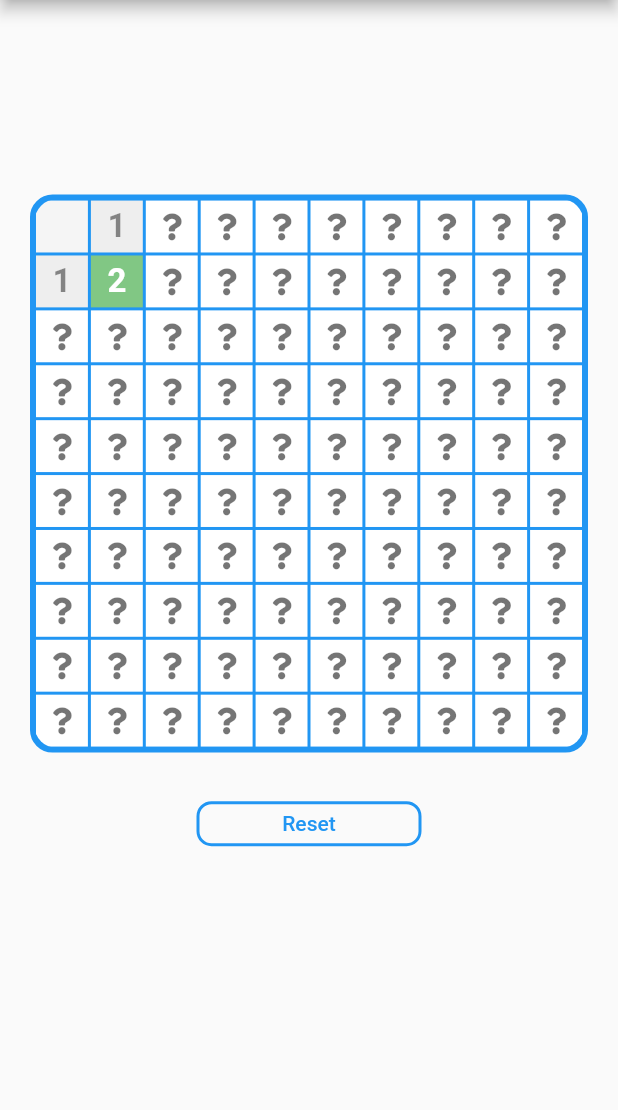
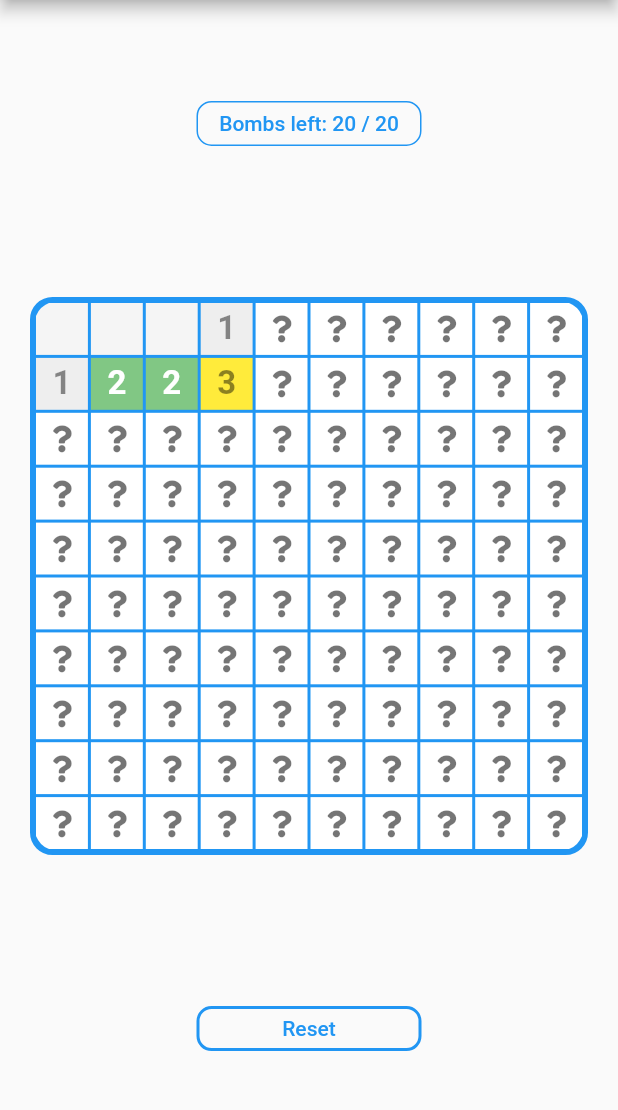
Before and after one commit to festelo/flutter_sweeper, a Flutter app: the screen it shows after launch, after a tap on an icon or button, on a phone screen of 412 x 824 dp, the part 84-1194 px from its top. Run offline on Flutter 3.47's test engine with Material 2 defaults, Android fonts, the phone set to English and light mode, and no system bars; our stand-ins replace font_awesome_flutter.

Commit message:
bombs counter

```diff
--- a/lib/blow_field.dart
+++ b/lib/blow_field.dart
@@ -1,3 +1,4 @@
+import 'dart:collection';
 import 'dart:math';
 
 import 'package:flutter/material.dart';
@@ -9,11 +10,13 @@ import 'manager.dart';
 class BlowField extends StatefulWidget {
   final int fieldWidth;
   final int fieldHeight;
+  final void Function(int left, int all) onBombsCountUpdated;
 
   BlowField({
     Key? key,
     this.fieldHeight = 10,
     this.fieldWidth = 10,
+    required this.onBombsCountUpdated,
   }) : super(key: key);
 
   static BlowFieldState of(BuildContext context, {bool nullOk = false}) {
@@ -29,6 +32,8 @@ class BlowField extends StatefulWidget {
 class BlowFieldState extends State<BlowField> {
   int get rows => widget.fieldWidth;
   int get columns => widget.fieldHeight;
+  int flagsSet = 0;
+  int bombsCount = 20;
 
   FieldManager? field;
 
@@ -48,24 +53,32 @@ class BlowFieldState extends State<BlowField> {
     if (currentState.hasFlag(CellState.flag)) {
       setState(() {
         field!.unflag(location);
+        flagsSet--;
       });
     } else {
       setState(() {
         field!.flag(location);
+        flagsSet++;
       });
     }
+    widget.onBombsCountUpdated(bombsCount - flagsSet, bombsCount);
   }
 
   void reset() {
     setState(() => field = null);
   }
 
-  List<Location> generateBombs() {
+  List<Location> generateBombs(int bombsCount, Set<Location> except) {
     final bombs = <Location>[];
     final random = Random();
-    for (var i = 0; i < widget.fieldHeight; i++) {
-      for (var j = 0; j < widget.fieldWidth; j++) {
-        if (random.nextInt(100) < 30) bombs.add(Location(j, i));
+    for (var i = 0; i < bombsCount; i++) {
+      while (true) {
+        var x = random.nextInt(widget.fieldWidth);
+        var y = random.nextInt(widget.fieldHeight);
+        final location = Location(x, y);
+        if (bombs.contains(location) || except.contains(location)) continue;
+        bombs.add(location);
+        break;
       }
     }
     return bombs;
@@ -73,16 +86,17 @@ class BlowFieldState extends State<BlowField> {
 
   void initBombs({Location? except}) {
     Map<Location, CellState> fieldStates = {};
-    final bombs = generateBombs();
+    final exceptSet = <Location>{};
     if (except != null) {
       for (var i = -1; i < 2; i++) {
         final x = except.x + i;
         for (var j = -1; j < 2; j++) {
           final y = except.y + j;
-          bombs.remove(Location(x, y));
+          exceptSet.add(Location(x, y));
         }
       }
     }
+    final bombs = generateBombs(bombsCount, exceptSet);
     for (final b in bombs) {
       fieldStates[b] = CellState.bomb;
     }
@@ -91,6 +105,7 @@ class BlowFieldState extends State<BlowField> {
       widget.fieldWidth,
       widget.fieldHeight,
     );
+    widget.onBombsCountUpdated(bombsCount, bombsCount);
   }
 
   @override
--- a/lib/main.dart
+++ b/lib/main.dart
@@ -27,6 +27,8 @@ class SweeperPage extends StatefulWidget {
 
 class _SweeperPageState extends State<SweeperPage> {
   final GlobalKey<BlowFieldState> fieldKey = GlobalKey();
+  int? allBombs;
+  int? leftBombs;
 
   @override
   Widget build(BuildContext context) {
@@ -37,12 +39,45 @@ class _SweeperPageState extends State<SweeperPage> {
       body: Center(
         child: Column(
           children: [
-            Spacer(flex: 2),
-            Flexible(
-              child: AspectRatio(
-                aspectRatio: 1,
-                child: BlowField(
-                  key: fieldKey,
+            Spacer(flex: 1),
+            Expanded(
+              child: Center(
+                child: Container(
+                  decoration: BoxDecoration(
+                    border: Border.all(color: Colors.blue, width: 1),
+                    borderRadius: BorderRadius.circular(10),
+                  ),
+                  width: 150,
+                  height: 30,
+                  child: InkWell(
+                    child: Container(
+                      height: double.infinity,
+                      width: double.infinity,
+                      alignment: Alignment.center,
+                      child: Text(
+                        'Bombs left: $leftBombs / $allBombs',
+                        style: Theme.of(context)
+                            .textTheme
+                            .button
+                            ?.copyWith(color: Colors.blue),
+                      ),
+                    ),
+                    onTap: () => fieldKey.currentState?.reset(),
+                  ),
+                ),
+              ),
+            ),
+            Expanded(
+              child: Center(
+                child: AspectRatio(
+                  aspectRatio: 1,
+                  child: BlowField(
+                    key: fieldKey,
+                    onBombsCountUpdated: (left, all) => setState(() {
+                      allBombs = all;
+                      leftBombs = left;
+                    }),
+                  ),
                 ),
               ),
               flex: 10,
```
